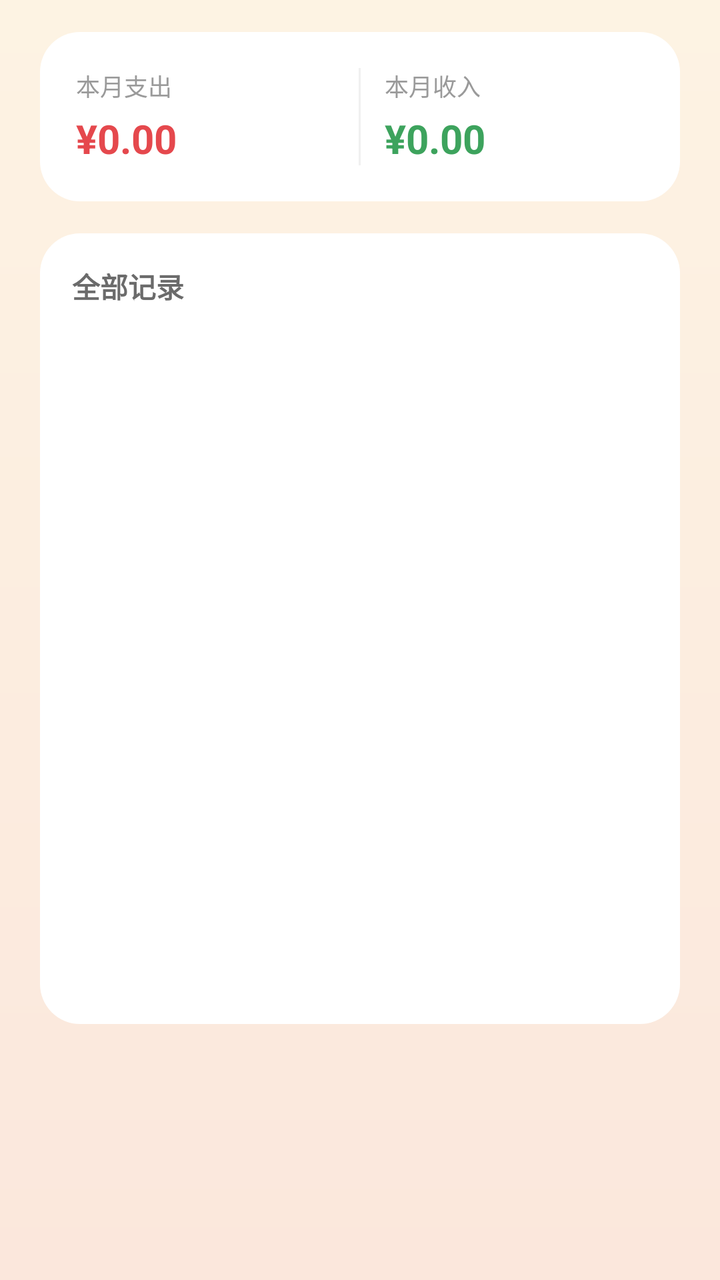
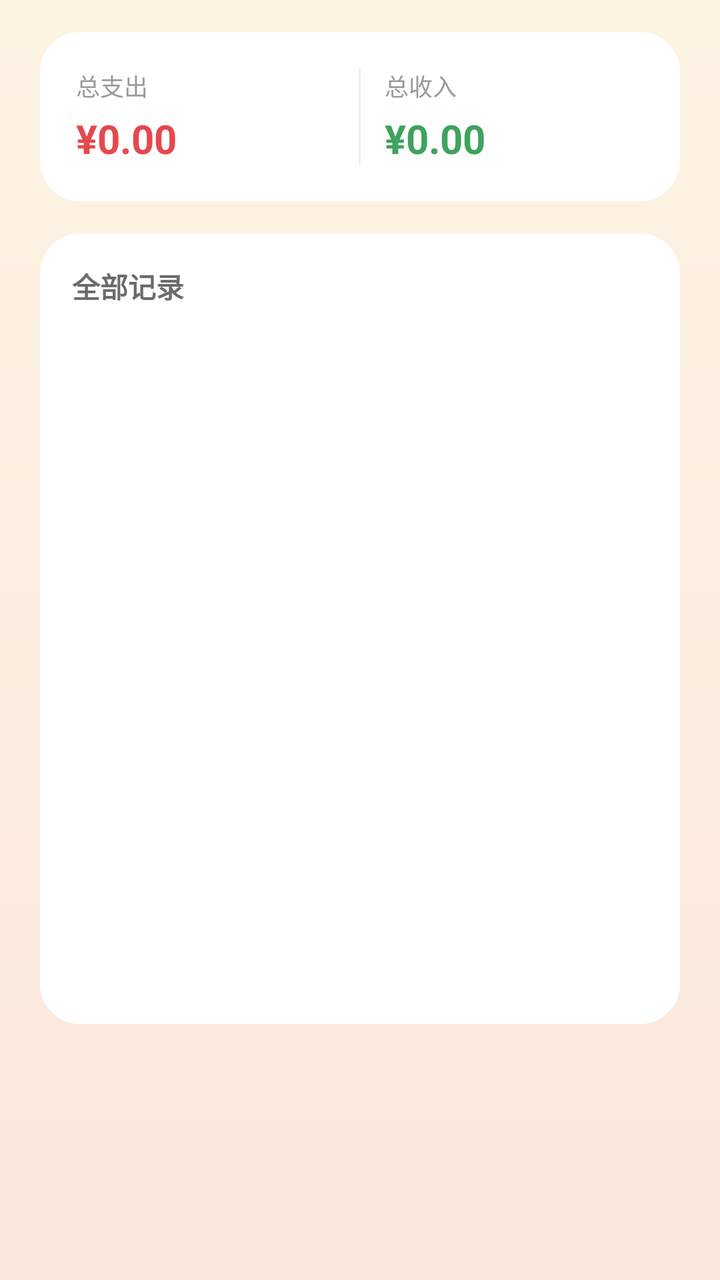

An Android layout rendered at two revisions. The XML below is the earlier revision; the diff shows what the commit changed to produce the second picture.
<!-- AndroidManifest.xml: application theme Theme.Androiddeveloptest -->
<!-- res/layout/page_bill.xml -->
<?xml version="1.0" encoding="utf-8"?>
<LinearLayout xmlns:android="http://schemas.android.com/apk/res/android"
    android:layout_width="match_parent"
    android:layout_height="match_parent"
    android:background="@drawable/bg_home_gradient"
    android:orientation="vertical"
    android:paddingBottom="128dp">

    
    <LinearLayout
        android:layout_width="match_parent"
        android:layout_height="wrap_content"
        android:layout_marginStart="20dp"
        android:layout_marginTop="16dp"
        android:layout_marginEnd="20dp"
        android:background="@drawable/bg_card_white"
        android:orientation="horizontal"
        android:padding="18dp">

        <LinearLayout
            android:layout_width="0dp"
            android:layout_height="wrap_content"
            android:layout_weight="1"
            android:orientation="vertical">

            <TextView
                android:layout_width="wrap_content"
                android:layout_height="wrap_content"
                android:text="本月支出"
                android:textColor="#9A9A9A"
                android:textSize="12sp" />

            <TextView
                android:id="@+id/tvBillExpense"
                android:layout_width="wrap_content"
                android:layout_height="wrap_content"
                android:layout_marginTop="4dp"
                android:text="¥0.00"
                android:textColor="#E5484D"
                android:textSize="20sp"
                android:textStyle="bold" />
        </LinearLayout>

        <View
            android:layout_width="1dp"
            android:layout_height="match_parent"
            android:layout_marginStart="12dp"
            android:layout_marginEnd="12dp"
            android:background="#F0F0F0" />

        <LinearLayout
            android:layout_width="0dp"
            android:layout_height="wrap_content"
            android:layout_weight="1"
            android:orientation="vertical">

            <TextView
                android:layout_width="wrap_content"
                android:layout_height="wrap_content"
                android:text="本月收入"
                android:textColor="#9A9A9A"
                android:textSize="12sp" />

            <TextView
                android:id="@+id/tvBillIncome"
                android:layout_width="wrap_content"
                android:layout_height="wrap_content"
                android:layout_marginTop="4dp"
                android:text="¥0.00"
                android:textColor="#3DA35D"
                android:textSize="20sp"
                android:textStyle="bold" />
        </LinearLayout>
    </LinearLayout>

    
    <LinearLayout
        android:layout_width="match_parent"
        android:layout_height="0dp"
        android:layout_marginStart="20dp"
        android:layout_marginTop="16dp"
        android:layout_marginEnd="20dp"
        android:layout_weight="1"
        android:background="@drawable/bg_card_white"
        android:orientation="vertical"
        android:paddingStart="12dp"
        android:paddingTop="4dp"
        android:paddingEnd="12dp"
        android:paddingBottom="4dp">

        
        <TextView
            android:id="@+id/tvBillHeader"
            android:layout_width="wrap_content"
            android:layout_height="wrap_content"
            android:layout_marginStart="4dp"
            android:layout_marginTop="12dp"
            android:layout_marginBottom="4dp"
            android:text="全部记录"
            android:textColor="#6B6B6B"
            android:textSize="14sp"
            android:textStyle="bold" />

        
        <ListView
            android:id="@+id/lvBills"
            android:layout_width="match_parent"
            android:layout_height="0dp"
            android:layout_weight="1"
            android:divider="@null"
            android:dividerHeight="0dp"
            android:scrollbars="none" />

        
        <TextView
            android:id="@+id/tvBillEmpty"
            android:layout_width="match_parent"
            android:layout_height="0dp"
            android:layout_weight="1"
            android:gravity="center"
            android:text="还没有记账记录\n点主页的 + 记一笔吧"
            android:textColor="#B9A896"
            android:textSize="14sp"
            android:visibility="gone" />
    </LinearLayout>

</LinearLayout>
<!-- resources referenced by this layout -->
<resources>
  <!-- drawable bg_card_white (drawable) -->
  <?xml version="1.0" encoding="utf-8"?>
  <shape xmlns:android="http://schemas.android.com/apk/res/android"
      android:shape="rectangle">
      <solid android:color="#FFFFFF" />
      <corners android:radius="20dp" />
  </shape>
  <!-- drawable bg_home_gradient (drawable) -->
  <?xml version="1.0" encoding="utf-8"?>
  <shape xmlns:android="http://schemas.android.com/apk/res/android"
      android:shape="rectangle">
      <gradient
          android:angle="270"
          android:startColor="#FDF3E3"
          android:endColor="#FBE7DC"
          android:type="linear" />
  </shape>
  <style name="Theme.Androiddeveloptest" parent="Base.Theme.Androiddeveloptest" />
  <style name="Base.Theme.Androiddeveloptest" parent="Theme.Material3.DayNight.NoActionBar">
          
          
      </style>
</resources>

<!-- the commit's change to res/layout/page_bill.xml (unified diff, before → after) -->
@@ -26,7 +26,7 @@
             <TextView
                 android:layout_width="wrap_content"
                 android:layout_height="wrap_content"
-                android:text="本月支出"
+                android:text="总支出"
                 android:textColor="#9A9A9A"
                 android:textSize="12sp" />
 
@@ -57,7 +57,7 @@
             <TextView
                 android:layout_width="wrap_content"
                 android:layout_height="wrap_content"
-                android:text="本月收入"
+                android:text="总收入"
                 android:textColor="#9A9A9A"
                 android:textSize="12sp" />
 
